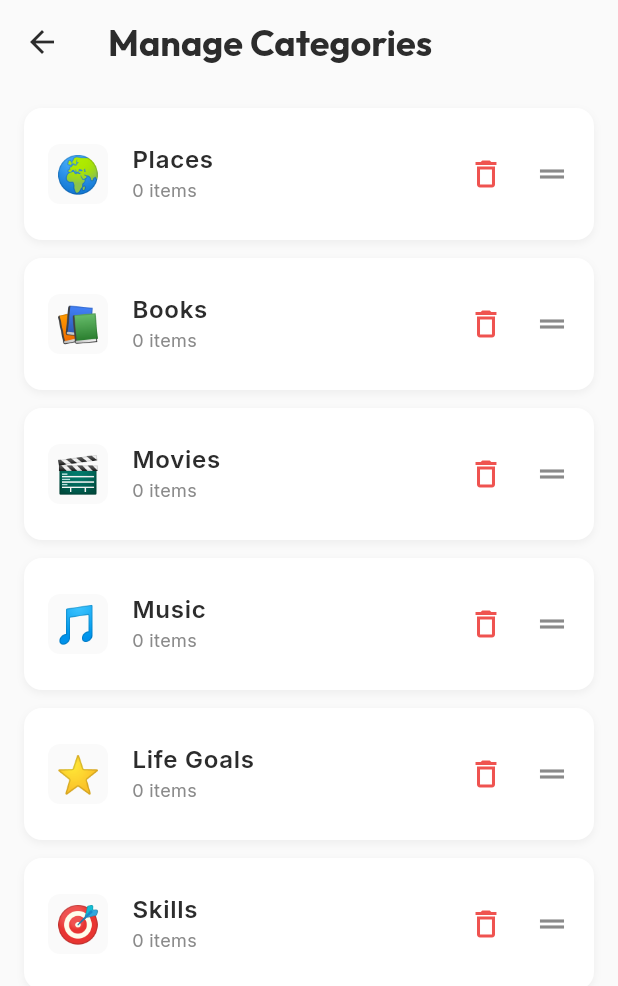
After one commit to rafsal3/Bucketlist, a Flutter app: the screen it shows after launch, after a tap on the "tune" icon, on a phone screen of 412 x 824 dp. The commit adds this screen. Shown: the top 986 px of the screen. Run offline on Flutter 3.47's test engine with Material 3 defaults, Android fonts, the phone set to English and light mode, and no system bars; our stand-ins replace google_fonts, shared_preferences; network calls fail.

Commit message:
feat: add ChecklistItemCard widget with item details, completion toggle, and category management

```diff
--- a/lib/providers/app_state.dart
+++ b/lib/providers/app_state.dart
@@ -159,6 +159,16 @@ class AppState extends ChangeNotifier {
     notifyListeners();
   }
 
+  void reorderCategories(int oldIndex, int newIndex) {
+    if (oldIndex < newIndex) {
+      newIndex -= 1;
+    }
+    final category = _categories.removeAt(oldIndex);
+    _categories.insert(newIndex, category);
+    _saveData();
+    notifyListeners();
+  }
+
   void toggleItem(String itemId) {
     for (var category in _categories) {
       final itemIndex = category.items.indexWhere((item) => item.id == itemId);
--- a/lib/screens/home_screen.dart
+++ b/lib/screens/home_screen.dart
@@ -8,6 +8,7 @@ import '../widgets/add_item_modal.dart';
 import '../widgets/checklist_item_card.dart';
 import '../widgets/progress_ring.dart';
 import '../theme/app_theme.dart';
+import 'manage_categories_screen.dart';
 
 class HomeScreen extends StatefulWidget {
   const HomeScreen({super.key});
@@ -64,6 +65,25 @@ class _HomeScreenState extends State<HomeScreen> {
                       ProgressRing(
                         progress: appState.overallProgress,
                         size: 70,
+                      ),
+                      SizedBox(width: 8),
+                      Container(
+                        decoration: BoxDecoration(
+                          color: AppTheme.surface,
+                          borderRadius: BorderRadius.circular(12),
+                        ),
+                        child: IconButton(
+                          icon: Icon(Icons.tune, color: AppTheme.textSecondary),
+                          tooltip: 'Manage Categories',
+                          onPressed: () {
+                            Navigator.push(
+                              context,
+                              MaterialPageRoute(
+                                builder: (context) => ManageCategoriesScreen(),
+                              ),
+                            );
+                          },
+                        ),
                       ),
                     ],
                   ),
@@ -226,13 +246,22 @@ class _HomeScreenState extends State<HomeScreen> {
       items = appState.getAllItems();
     } else {
       // Specific category tab
-      final categoryId = appState.categories[_currentTabIndex - 1].id;
-      items = appState.getItemsForCategory(categoryId);
+      if (_currentTabIndex - 1 < appState.categories.length) {
+        final categoryId = appState.categories[_currentTabIndex - 1].id;
+        items = appState.getItemsForCategory(categoryId);
+      } else {
+        // Tab index out of range (category deleted), fallback to All
+        items = appState.getAllItems();
+        // create a microtask to update state if needed, but for build just render All
+        // We can't call setState here.
+        // Just fail safe to All items.
+      }
     }
 
     // Drag and drop is definitely easier when viewing a specific category
     // For "All" tab, reordering is disabled because items are mixed
-    final bool enableReorder = _currentTabIndex != 0;
+    final bool enableReorder = _currentTabIndex != 0 &&
+        (_currentTabIndex - 1 < appState.categories.length);
 
     if (items.isEmpty) {
       return Center(
--- /dev/null
+++ b/lib/screens/manage_categories_screen.dart
@@ -0,0 +1,158 @@
+import 'package:flutter/material.dart';
+import 'package:provider/provider.dart';
+import '../providers/app_state.dart';
+import '../theme/app_theme.dart';
+
+class ManageCategoriesScreen extends StatelessWidget {
+  const ManageCategoriesScreen({super.key});
+
+  @override
+  Widget build(BuildContext context) {
+    return Scaffold(
+      backgroundColor: AppTheme.background,
+      appBar: AppBar(
+        backgroundColor: Colors.transparent,
+        elevation: 0,
+        leading: IconButton(
+          icon: Icon(Icons.arrow_back, color: AppTheme.textPrimary),
+          onPressed: () => Navigator.pop(context),
+        ),
+        title: Text(
+          'Manage Categories',
+          style: TextStyle(
+            color: AppTheme.textPrimary,
+            fontWeight: FontWeight.bold,
+          ),
+        ),
+      ),
+      body: Consumer<AppState>(
+        builder: (context, appState, child) {
+          if (appState.categories.isEmpty) {
+            return Center(
+              child: Text(
+                'No categories found',
+                style: TextStyle(color: AppTheme.textSecondary),
+              ),
+            );
+          }
+
+          return ReorderableListView.builder(
+            padding: EdgeInsets.all(16),
+            itemCount: appState.categories.length,
+            onReorder: (oldIndex, newIndex) {
+              appState.reorderCategories(oldIndex, newIndex);
+            },
+            itemBuilder: (context, index) {
+              final category = appState.categories[index];
+              return _buildCategoryItem(context, category, appState, index);
+            },
+            proxyDecorator: (child, index, animation) {
+              return Material(
+                color: Colors.transparent,
+                elevation: 0,
+                child: child,
+              );
+            },
+          );
+        },
+      ),
+    );
+  }
+
+  Widget _buildCategoryItem(
+      BuildContext context, dynamic category, AppState appState, int index) {
+    return Container(
+      key: ValueKey(category.id),
+      margin: EdgeInsets.only(bottom: 12),
+      decoration: BoxDecoration(
+        color: AppTheme.surface,
+        borderRadius: BorderRadius.circular(12),
+        boxShadow: [
+          BoxShadow(
+            color: Colors.black.withOpacity(0.05),
+            blurRadius: 4,
+            offset: Offset(0, 2),
+          ),
+        ],
+      ),
+      child: ListTile(
+        contentPadding: EdgeInsets.symmetric(horizontal: 16, vertical: 8),
+        leading: Container(
+          width: 40,
+          height: 40,
+          alignment: Alignment.center,
+          decoration: BoxDecoration(
+            color: AppTheme.background,
+            borderRadius: BorderRadius.circular(8),
+          ),
+          child: Text(
+            category.icon,
+            style: TextStyle(fontSize: 24),
+          ),
+        ),
+        title: Text(
+          category.name,
+          style: TextStyle(
+            fontWeight: FontWeight.w600,
+            color: AppTheme.textPrimary,
+            fontSize: 16,
+          ),
+        ),
+        subtitle: Text(
+          '${category.totalCount} items',
+          style: TextStyle(
+            color: AppTheme.textSecondary,
+            fontSize: 12,
+          ),
+        ),
+        trailing: Row(
+          mainAxisSize: MainAxisSize.min,
+          children: [
+            IconButton(
+              icon: Icon(Icons.delete_outline, color: Colors.red[400]),
+              onPressed: () =>
+                  _showDeleteConfirmation(context, appState, category),
+            ),
+            ReorderableDragStartListener(
+              index: index,
+              child: Padding(
+                padding: EdgeInsets.only(left: 8),
+                child: Icon(Icons.drag_handle, color: AppTheme.textSecondary),
+              ),
+            ),
+          ],
+        ),
+      ),
+    );
+  }
+
+  void _showDeleteConfirmation(
+      BuildContext context, AppState appState, dynamic category) {
+    showDialog(
+      context: context,
+      builder: (context) => AlertDialog(
+        backgroundColor: AppTheme.surface,
+        title: Text('Delete Category?',
+            style: TextStyle(color: AppTheme.textPrimary)),
+        content: Text(
+          'Are you sure you want to delete "${category.name}"? This will also delete all ${category.totalCount} items in it.',
+          style: TextStyle(color: AppTheme.textSecondary),
+        ),
+        actions: [
+          TextButton(
+            onPressed: () => Navigator.pop(context),
+            child:
+                Text('Cancel', style: TextStyle(color: AppTheme.textSecondary)),
+          ),
+          TextButton(
+            onPressed: () {
+              appState.deleteCategory(category.id);
+              Navigator.pop(context);
+            },
+            child: Text('Delete', style: TextStyle(color: Colors.red)),
+          ),
+        ],
+      ),
+    );
+  }
+}
```
Also changed, not shown: lib/widgets/checklist_item_card.dart (+18 -18 lines).
